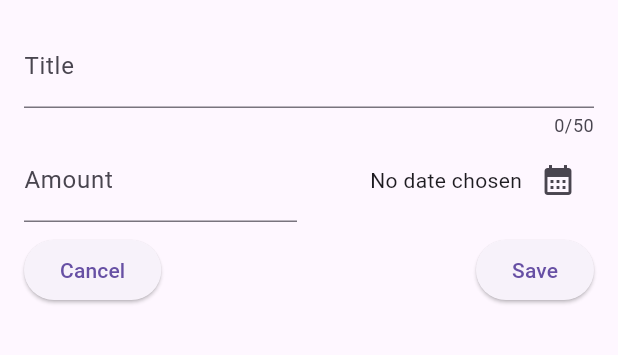
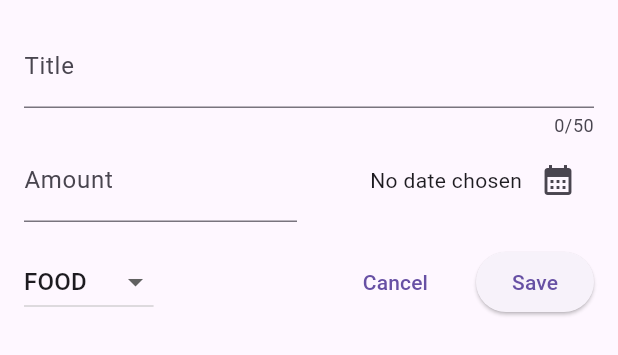
Before and after one commit to BillyOgilvie/flutter-expense-tracker, a Flutter app: the NewExpense widget shown alone on an empty page, opened directly, on a phone screen of 412 x 824 dp. Shown: the top 355 px of the screen. Run offline on Flutter 3.47's test engine with Material 3 defaults, Android fonts, the phone set to English and light mode, and no system bars.

Commit message:
116. Adding a Dropdown Button

```diff
--- a/lib/widgets/new_expense.dart
+++ b/lib/widgets/new_expense.dart
@@ -12,7 +12,7 @@ class _NewExpenseState extends State<NewExpense> {
   final TextEditingController _titleController = TextEditingController();
   final TextEditingController _amountController = TextEditingController();
   DateTime? _selectedDate;
-  final TextEditingController _categoryController = TextEditingController();
+  Category? _selectedCategory = Category.food;
 
   void _presentDatePicker() async {
     final now = DateTime.now();
@@ -31,11 +31,19 @@ class _NewExpenseState extends State<NewExpense> {
     }
   }
 
+  void setSelectedCategory(Category? category) {
+    if (category == null) {
+      return;
+    }
+    setState(() {
+      _selectedCategory = category;
+    });
+  }
+
   @override
   void dispose() {
     _titleController.dispose();
     _amountController.dispose();
-    _categoryController.dispose();
     super.dispose();
   }
 
@@ -81,16 +89,29 @@ class _NewExpenseState extends State<NewExpense> {
             ),
           ],
         ),
-        const SizedBox(height: 8),
+        const SizedBox(height: 16),
         Row(
           children: [
-            ElevatedButton(
+            DropdownButton(
+              value: _selectedCategory,
+              items: Category.values
+                  .map(
+                    (category) => DropdownMenuItem(
+                      value: category,
+                      child: Text(category.name.toUpperCase()),
+                    ),
+                  )
+                  .toList(),
+              onChanged: (value) => setSelectedCategory(value as Category),
+            ),
+            const Spacer(),
+            TextButton(
               onPressed: () {
                 Navigator.pop(context);
               },
               child: const Text('Cancel'),
             ),
-            const Spacer(),
+            const SizedBox(width: 20),
             ElevatedButton(
               onPressed: () {
                 print(_titleController.text);
```
